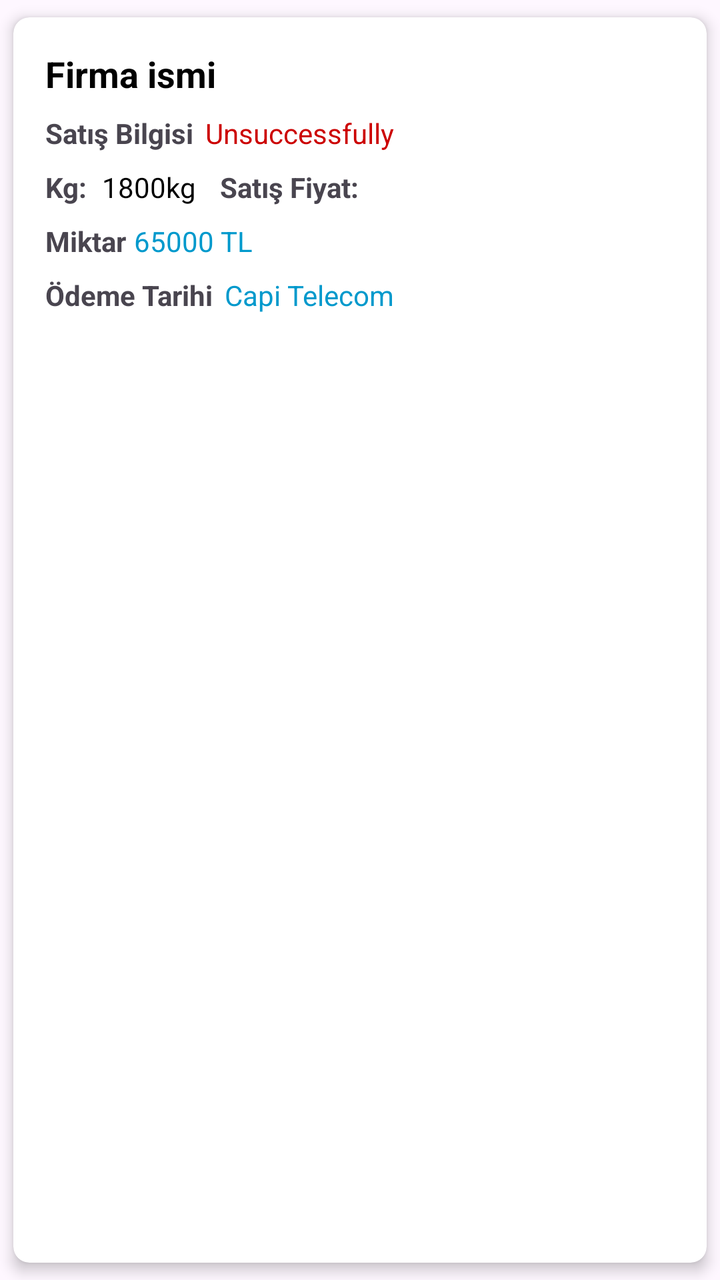
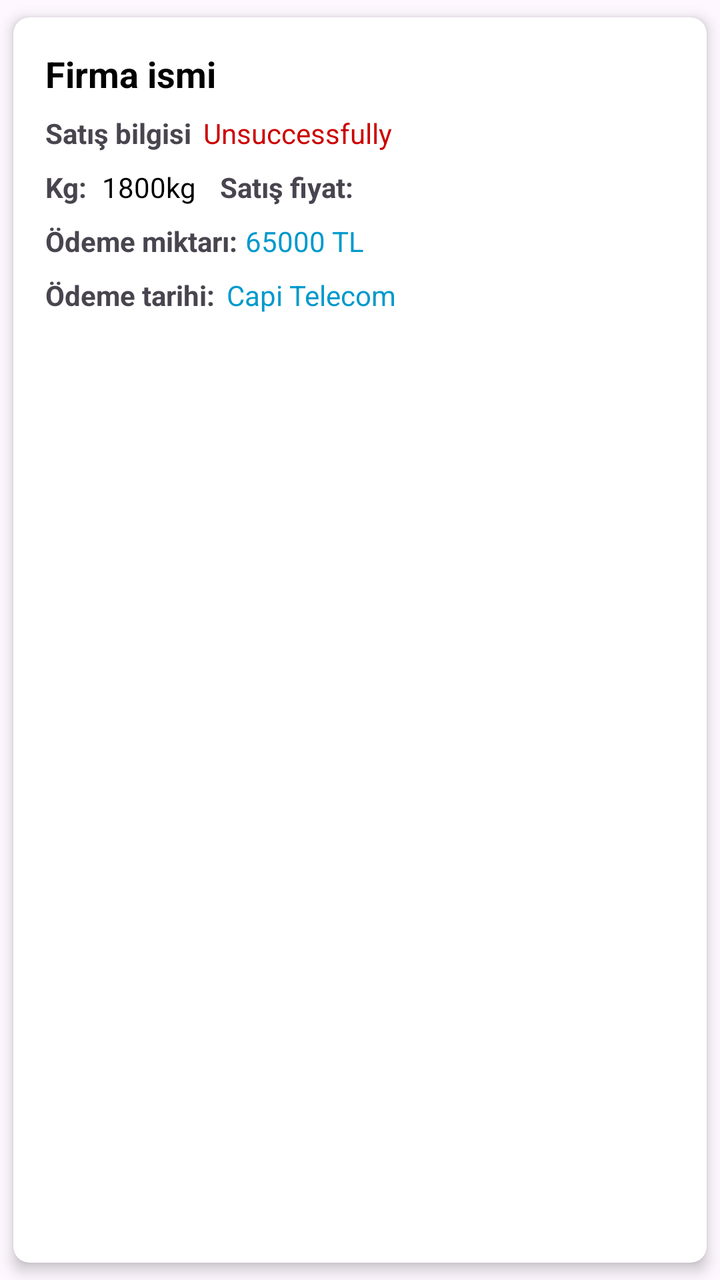

Two renders of the same Android screen: before a commit and after it. Below are the layout's source before the change and the commit's diff.
<!-- AndroidManifest.xml: application theme Theme.DesignExample -->
<!-- res/layout/recycler_view_card.xml -->
<androidx.cardview.widget.CardView
    xmlns:android="http://schemas.android.com/apk/res/android"
    xmlns:app="http://schemas.android.com/apk/res-auto"
    android:layout_width="match_parent"
    android:layout_height="wrap_content"
    android:layout_margin="16dp"
    app:cardCornerRadius="8dp"
    app:cardElevation="4dp"
    app:cardUseCompatPadding="true"
    app:cardPreventCornerOverlap="true">

    <LinearLayout
        android:layout_width="match_parent"
        android:layout_height="wrap_content"
        android:orientation="vertical"
        android:padding="16dp">

        <LinearLayout
            android:layout_width="match_parent"
            android:layout_height="wrap_content"
            android:orientation="horizontal">

            <TextView
                android:id="@+id/CompanyName"
                android:layout_width="wrap_content"
                android:layout_height="wrap_content"
                android:layout_weight="1"
                android:text="Firma ismi"
                android:textColor="@android:color/black"
                android:textSize="18sp"
                android:textStyle="bold" />

            <Space
                android:layout_width="0dp"
                android:layout_height="1dp"
                android:layout_weight="1" />

            <TextView
                android:id="@+id/kalanTarih"
                android:layout_width="wrap_content"
                android:layout_height="wrap_content"
                android:textColor="@android:color/holo_red_dark"
                android:textSize="14sp" />
        </LinearLayout>

        <Space
            android:layout_width="match_parent"
            android:layout_height="8dp" />

        <LinearLayout
            android:layout_width="match_parent"
            android:layout_height="wrap_content"
            android:orientation="horizontal">

            <TextView
                android:id="@+id/tvStatusLabel"
                android:layout_width="wrap_content"
                android:layout_height="wrap_content"
                android:text="Satış Bilgisi"
                android:textSize="14sp"
                android:textStyle="bold" />

            <TextView
                android:id="@+id/OdemeDurumu"
                android:layout_width="wrap_content"
                android:layout_height="wrap_content"
                android:layout_marginStart="6dp"
                android:text="Unsuccessfully"
                android:textColor="@android:color/holo_red_dark"
                android:textSize="14sp" />
        </LinearLayout>
        <Space
            android:layout_width="match_parent"
            android:layout_height="8dp" />

        <LinearLayout
            android:layout_width="match_parent"
            android:layout_height="wrap_content"
            android:orientation="horizontal">

            <TextView
                android:id="@+id/tvKgLabel"
                android:layout_width="wrap_content"
                android:layout_height="wrap_content"
                android:text="Kg: "
                android:textSize="14sp"
                android:textStyle="bold" />

            <TextView
                android:id="@+id/KgMiktari"
                android:layout_width="wrap_content"
                android:layout_height="wrap_content"
                android:layout_marginStart="4dp"
                android:text="1800kg"
                android:textColor="@android:color/black"
                android:textSize="14sp" />

            <TextView
                android:id="@+id/tvSatisFiyatiLabel"
                android:layout_width="wrap_content"
                android:layout_height="wrap_content"
                android:layout_marginStart="12dp"
                android:text="Satış Fiyat: "
                android:textSize="14sp"
                android:textStyle="bold" />

            <TextView
                android:id="@+id/SatisFiyati"
                android:layout_width="wrap_content"
                android:layout_height="wrap_content"
                android:layout_marginStart="4dp"
                android:text=""
                android:textColor="@android:color/holo_blue_dark"
                android:textSize="14sp" />
        </LinearLayout>

        <Space
            android:layout_width="match_parent"
            android:layout_height="8dp" />

        <LinearLayout
            android:layout_width="match_parent"
            android:layout_height="wrap_content"
            android:orientation="horizontal">

            <TextView
                android:id="@+id/tvAmountLabel"
                android:layout_width="wrap_content"
                android:layout_height="wrap_content"
                android:text="Miktar"
                android:textSize="14sp"
                android:textStyle="bold" />

            <TextView
                android:id="@+id/OdemeMiktari"
                android:layout_width="wrap_content"
                android:layout_height="wrap_content"
                android:layout_marginStart="4dp"
                android:text="65000 TL"
                android:textColor="@android:color/holo_blue_dark"
                android:textSize="14sp" />
        </LinearLayout>

        <Space
            android:layout_width="match_parent"
            android:layout_height="8dp" />

        <LinearLayout
            android:layout_width="match_parent"
            android:layout_height="wrap_content"
            android:orientation="horizontal">

            <TextView
                android:id="@+id/tvCompanyLabel"
                android:layout_width="wrap_content"
                android:layout_height="wrap_content"
                android:text="Ödeme Tarihi"
                android:textSize="14sp"
                android:textStyle="bold" />

            <TextView
                android:id="@+id/OdemeTarihi"
                android:layout_width="wrap_content"
                android:layout_height="wrap_content"
                android:layout_marginStart="6dp"
                android:text="Capi Telecom"
                android:textColor="@android:color/holo_blue_dark"
                android:textSize="14sp" />
        </LinearLayout>

    </LinearLayout>

</androidx.cardview.widget.CardView>
<!-- resources referenced by this layout -->
<resources>
  <style name="Theme.DesignExample" parent="Base.Theme.DesignExample" />
  <style name="Base.Theme.DesignExample" parent="Theme.Material3.DayNight.NoActionBar">
          
          
          <item name="android:statusBarColor">@color/black</item>
      </style>
  <color name="black">#FF000000</color>
</resources>

<!-- the commit's change to res/layout/recycler_view_card.xml (unified diff, before → after) -->
@@ -56,7 +56,7 @@
                 android:id="@+id/tvStatusLabel"
                 android:layout_width="wrap_content"
                 android:layout_height="wrap_content"
-                android:text="Satış Bilgisi"
+                android:text="Satış bilgisi"
                 android:textSize="14sp"
                 android:textStyle="bold" />
 
@@ -100,7 +100,7 @@
                 android:layout_width="wrap_content"
                 android:layout_height="wrap_content"
                 android:layout_marginStart="12dp"
-                android:text="Satış Fiyat: "
+                android:text="Satış fiyat: "
                 android:textSize="14sp"
                 android:textStyle="bold" />
 
@@ -127,7 +127,7 @@
                 android:id="@+id/tvAmountLabel"
                 android:layout_width="wrap_content"
                 android:layout_height="wrap_content"
-                android:text="Miktar"
+                android:text="Ödeme miktarı:"
                 android:textSize="14sp"
                 android:textStyle="bold" />
 
@@ -154,7 +154,7 @@
                 android:id="@+id/tvCompanyLabel"
                 android:layout_width="wrap_content"
                 android:layout_height="wrap_content"
-                android:text="Ödeme Tarihi"
+                android:text="Ödeme tarihi:"
                 android:textSize="14sp"
                 android:textStyle="bold" />
 
